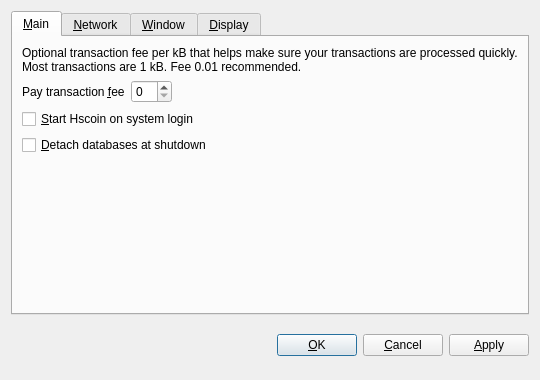
This is src/qt/forms/optionsdialog.ui in hscoin/hashcoin as Qt 5 draws it before an edit. The edited form follows.
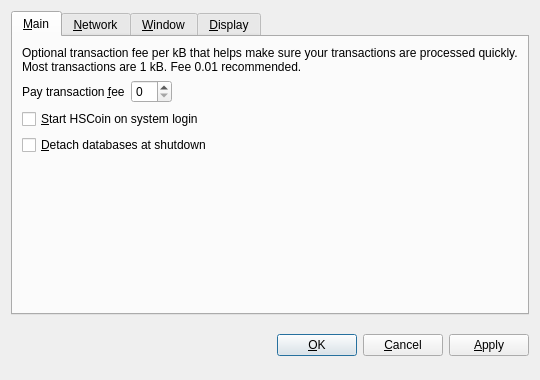
This is the edited form. The open tabs and pages were chosen to show the change. Custom widgets are drawn as their Qt base class.

```diff
--- a/src/qt/forms/optionsdialog.ui
+++ b/src/qt/forms/optionsdialog.ui
@@ -82,7 +82,7 @@
           <string>Automatically start Hscoin after logging in to the system.</string>
          </property>
          <property name="text">
-          <string>&amp;Start Hscoin on system login</string>
+          <string>&amp;Start HSCoin on system login</string>
          </property>
         </widget>
        </item>
```
Left out of the diff: 23 changed lines with no effect on the pictures.
